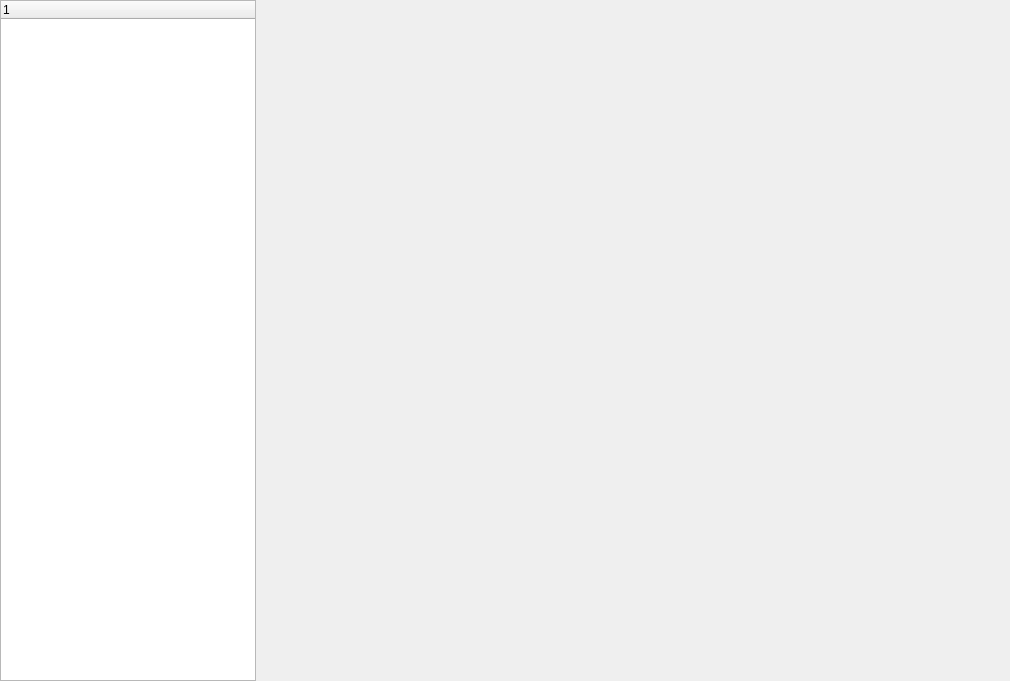
Before: the Qt Designer form codeeditor.ui in COOLizh/HardCodeIDE, drawn with Qt 5.
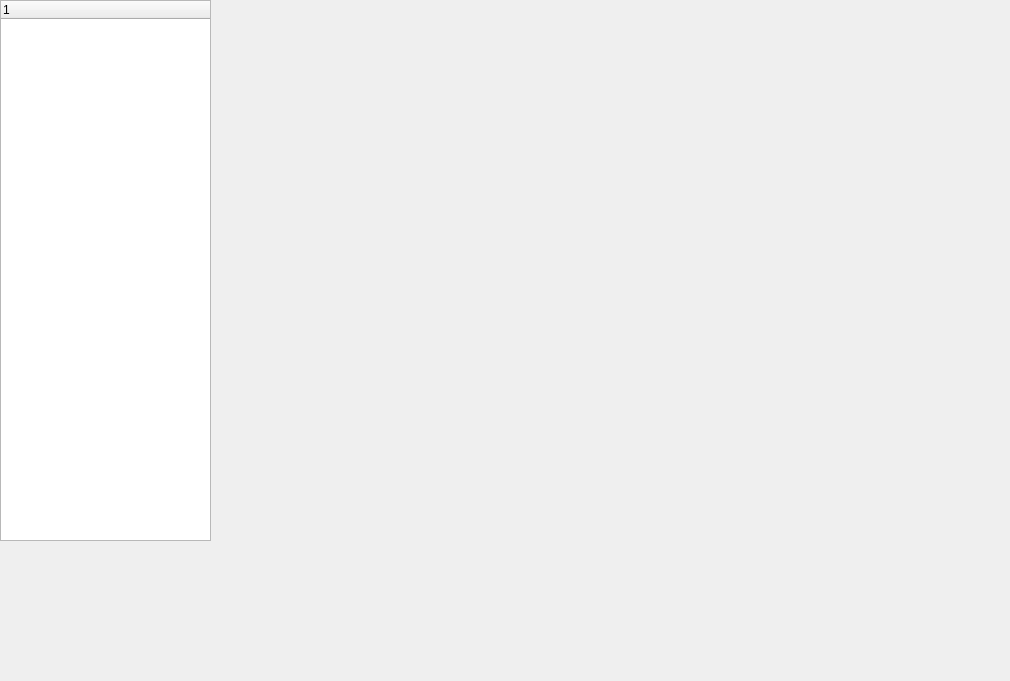
After: the same form once the commit is applied.

Patch:
```diff
--- a/codeeditor.ui
+++ b/codeeditor.ui
@@ -18,8 +18,8 @@
     <rect>
      <x>0</x>
      <y>0</y>
-     <width>256</width>
-     <height>681</height>
+     <width>211</width>
+     <height>541</height>
     </rect>
    </property>
    <column>
```
